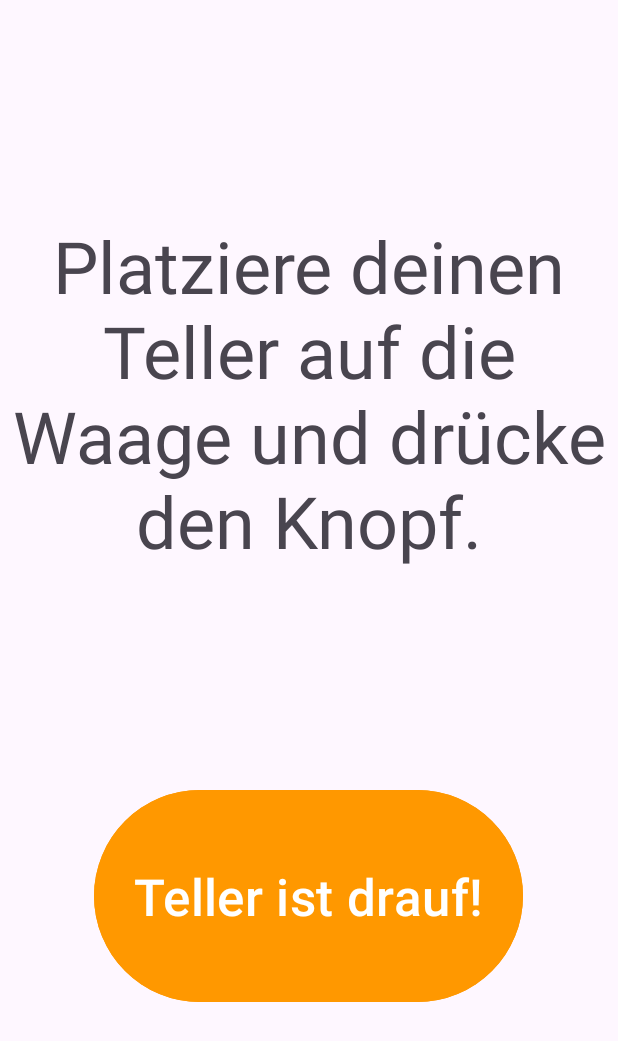
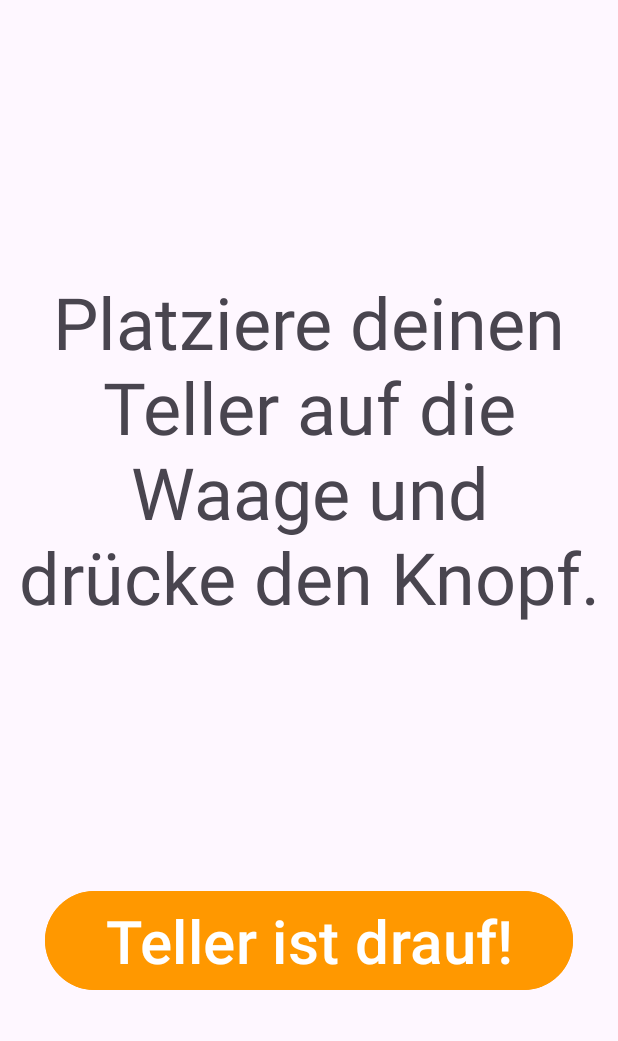
Before and after one commit to Fravincii/MensaHaw, an Android app: the WeightingInputActivity screen opened directly, with no data from a screen before it, on a phone screen of 412 x 824 dp. Shown: the top 1041 px of the screen. Run offline under Robolectric (Android 15) with nearby library versions, the phone set to English and light mode, and no system bars.

Commit message:
weighting input view update

```diff
--- a/app/src/main/res/layout/activity_weighting_input.xml
+++ b/app/src/main/res/layout/activity_weighting_input.xml
@@ -7,12 +7,14 @@
 
     <Button
         android:id="@+id/weightbutton"
-        android:layout_width="286dp"
-        android:layout_height="149dp"
-        android:layout_marginBottom="152dp"
+        android:layout_width="0dp"
+        android:layout_height="wrap_content"
+        android:layout_marginStart="30dp"
+        android:layout_marginEnd="30dp"
+        android:layout_marginBottom="160dp"
         android:backgroundTint="#FF9800"
         android:text="@string/teller_ist_drauf"
-        android:textSize="34sp"
+        android:textSize="40sp"
         app:layout_constraintBottom_toBottomOf="parent"
         app:layout_constraintEnd_toEndOf="parent"
         app:layout_constraintHorizontal_bias="0.496"
@@ -20,8 +22,12 @@
 
     <TextView
         android:id="@+id/weightinginstruction"
-        android:layout_width="409dp"
-        android:layout_height="233dp"
+        android:layout_width="0dp"
+        android:layout_height="wrap_content"
+        android:layout_marginStart="10dp"
+        android:layout_marginTop="16dp"
+        android:layout_marginEnd="10dp"
+        android:layout_marginBottom="8dp"
         android:text="@string/platziere_deinen_teller_auf_die_waage_und_dr_cke_denn_knopf"
         android:textAlignment="center"
         android:textSize="48sp"
```
